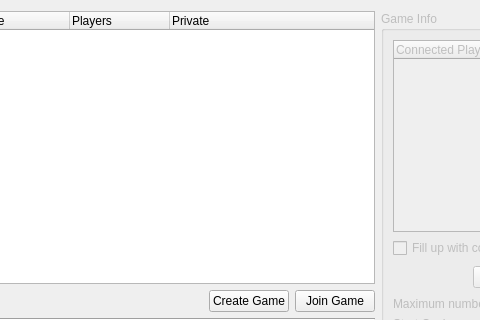
pokerth/pokerth, file src/gui/qt/gamelobbydialog.ui: the form before one commit; both pictures show x 213 to 693 and y 0 to 320 of the 875 by 610 pixel window.
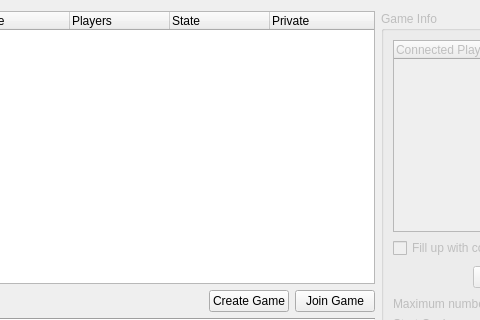
The form after the commit.

Diff of the .ui file:
```diff
--- a/src/gui/qt/gamelobbydialog.ui
+++ b/src/gui/qt/gamelobbydialog.ui
@@ -58,6 +58,11 @@
        <string>Players</string>
       </property>
      </column>
+     <column>
+      <property name="text" >
+       <string>State</string>
+      </property>
+     </column>
      <column>
       <property name="text" >
        <string>Private</string>
```
